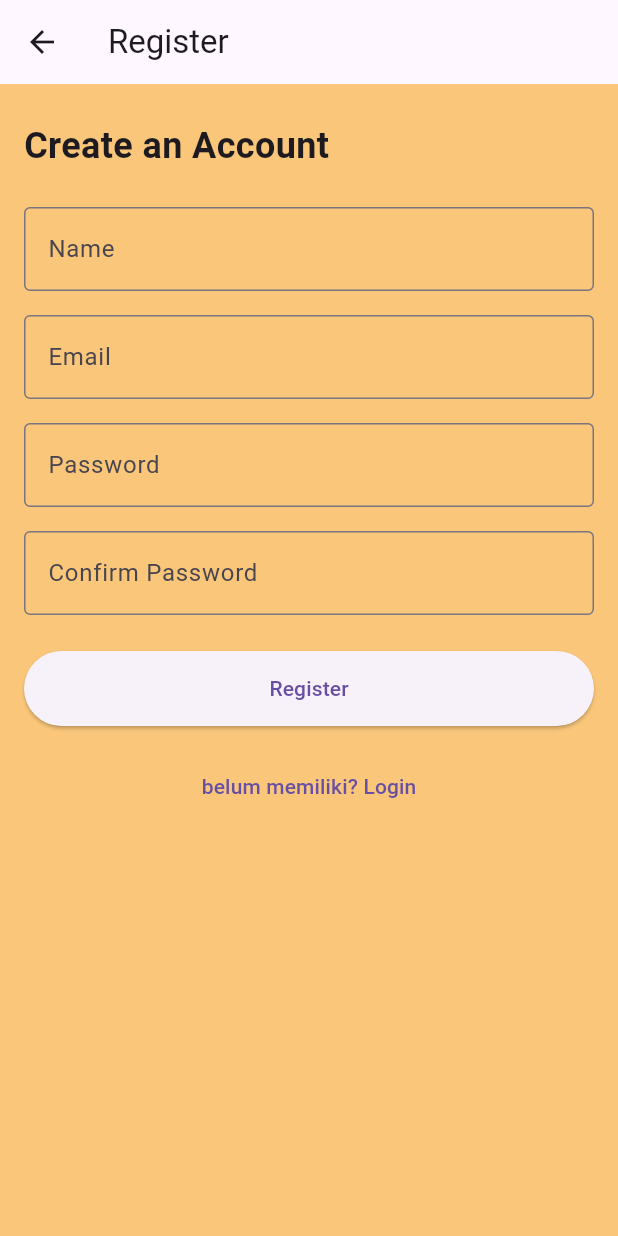
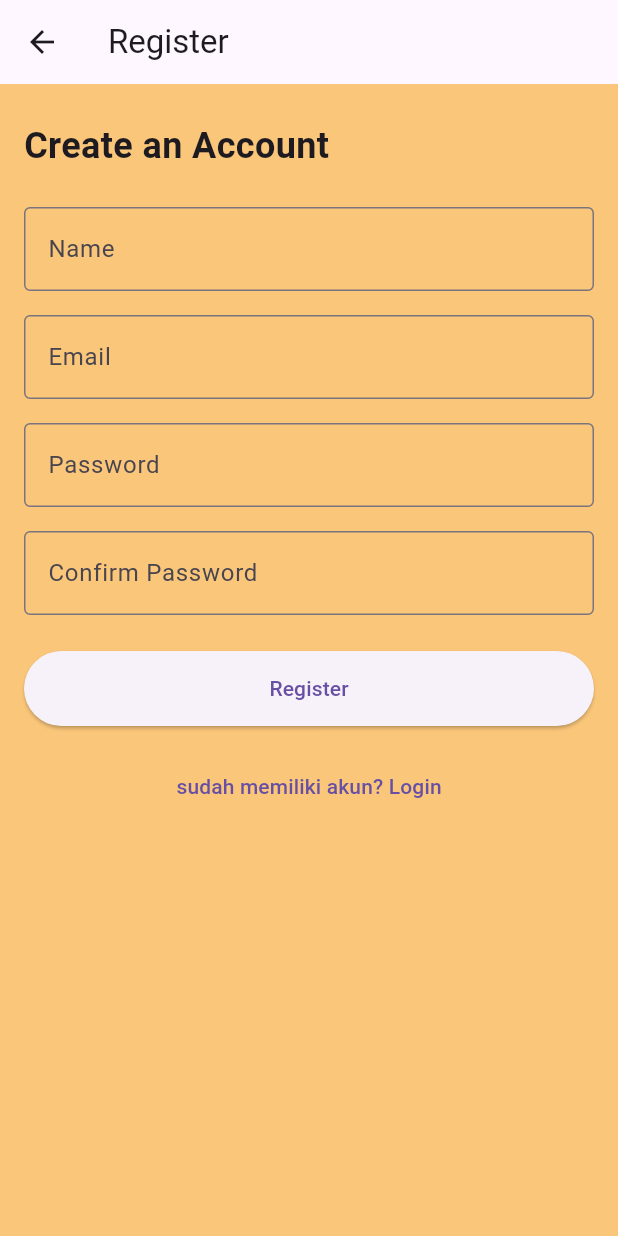
Before and after one commit to MarcelAlpin/Tugas-Akhir-PAB1, a Flutter app: the RegisterScreen screen opened by its route, on a phone screen of 412 x 824 dp. Run offline on Flutter 3.47's test engine with Material 3 defaults, Android fonts, the light colour scheme and no system bars; our stand-ins replace cached_network_image, shared_preferences; accounts and stored records are empty; statements that could not run were skipped.

Commit message:
push login

```diff
--- a/lib/screens/register_screen.dart
+++ b/lib/screens/register_screen.dart
@@ -80,7 +80,7 @@ class _RegisterScreenState extends State<RegisterScreen> {
                 onPressed: () {
                   Navigator.pop(context); // Kembali ke LoginScreen
                 },
-                child: const Text('belum memiliki? Login'),
+                child: const Text('sudah memiliki akun? Login'),
               ),
             ),
           ],
```
